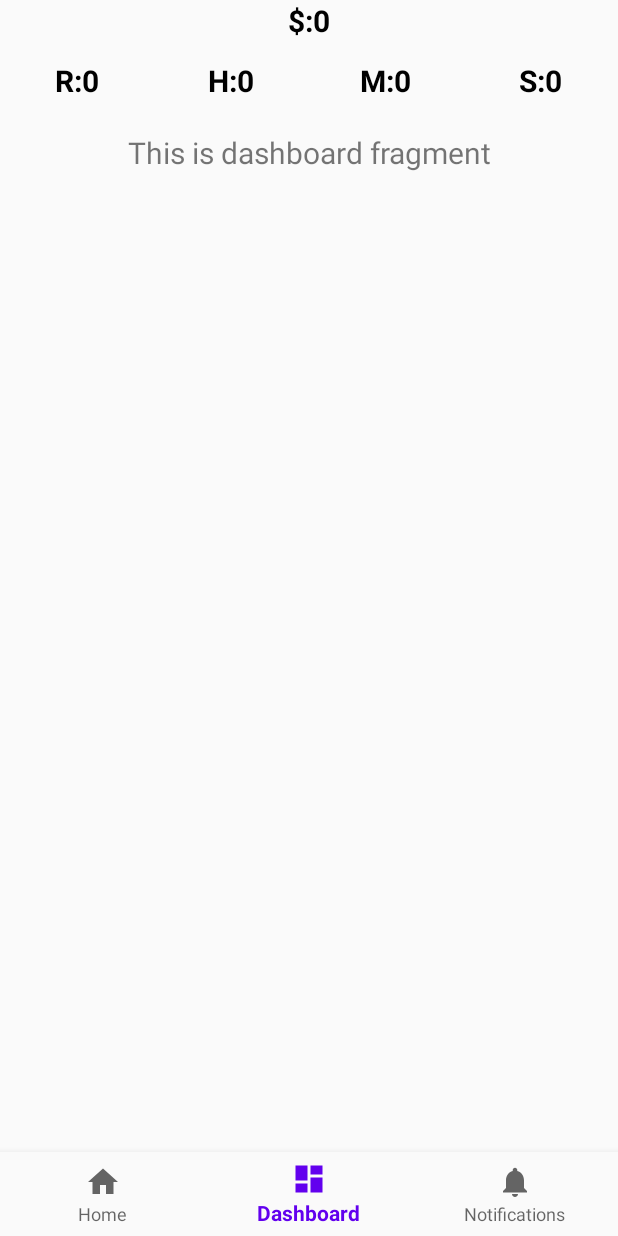
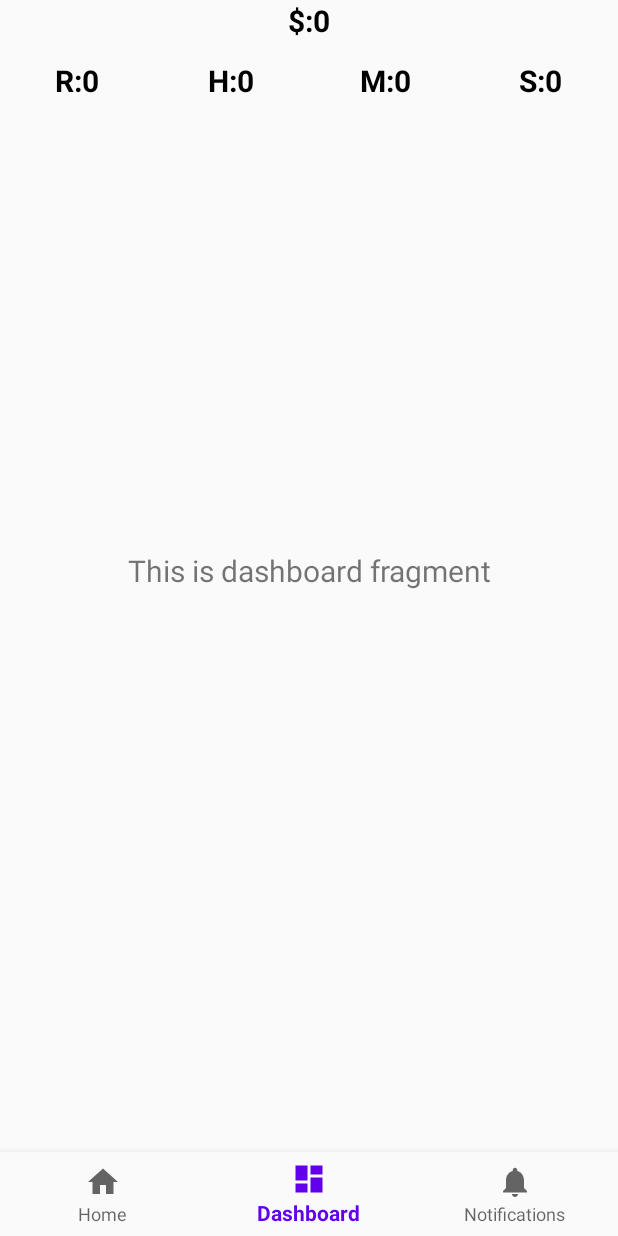
Before and after one commit to carmel-hod/Robo_inc, an Android app: the screen it shows after launch (MainActivity), item 2 of the bottom bar chosen, on a phone screen of 412 x 824 dp. Run offline under Robolectric (Android 15) with nearby library versions, the light colour scheme and no system bars; our stand-ins replace navigation-ui.

Commit message:
fully fuctnal no upgrades

```diff
--- a/app/src/main/java/robo/inc/Game_Master.java
+++ b/app/src/main/java/robo/inc/Game_Master.java
@@ -5,11 +5,13 @@ public class Game_Master {
     public int matrials = 0;
     public int scince_points = 0;
     public int robots = 0;
-    public int advertise_points = 0;
+    public double hype = 0;
     public int gathering_rate = 1;
     public int reserch_rate = 1;
     public int manufacture_amount = 1;
     public int manufacture_cost = 2;
+    public int sellage_Amount = 1;
+    public int robot_cost = 1;
 
     static private Game_Master singletone = null;
 
@@ -35,11 +37,25 @@ public class Game_Master {
         return true;
     }
     public boolean advertise() {
-        advertise_points++;
+        hype++;
         return true;
     }
     public boolean reserch() {
         scince_points+=reserch_rate;
         return true;
     }
+
+    public boolean sellRobots() {
+        if(robots == 0 || hype < 1) {
+            return false;
+        }
+        if(robots < sellage_Amount){
+            money += robots * robot_cost;
+            robots = 0;
+            return true;
+        }
+        robots-=sellage_Amount;
+        money += sellage_Amount * robot_cost;
+        return true;
+    }
 }
--- a/app/src/main/java/robo/inc/MainActivity.java
+++ b/app/src/main/java/robo/inc/MainActivity.java
@@ -14,9 +14,12 @@ import androidx.navigation.Navigation;
 import androidx.navigation.ui.AppBarConfiguration;
 import androidx.navigation.ui.NavigationUI;
 
+import java.util.Random;
+
 public class MainActivity extends AppCompatActivity {
 
     private TextView matrials;
+    private Random rd = new Random();
     private TextView robots;
     private TextView hype;
     private TextView sci;
@@ -41,20 +44,17 @@ public class MainActivity extends AppCompatActivity {
                 .build();
         NavController navController = Navigation.findNavController(this, R.id.nav_host_fragment);
         NavigationUI.setupWithNavController(navView, navController);
+
+//      main loop
         final Handler handler = new Handler(Looper.getMainLooper()   );
         handler.postDelayed(
                 new Runnable(){
                     public void run(){
-                        matrials.setText("M:" + Integer.toString(gm.matrials));
-                        robots.setText("R:" + Integer.toString(gm.robots));
-                        money.setText("$:" + Integer.toString(gm.money));
-                        hype.setText("H:" + Integer.toString(gm.advertise_points));
-                        sci.setText("S:" + Integer.toString(gm.scince_points));
-                        robots.setTypeface(null, Typeface.BOLD);
-                        hype.setTypeface(null, Typeface.BOLD);
-                        money.setTypeface(null, Typeface.BOLD);
-                        sci.setTypeface(null, Typeface.BOLD);
-                        matrials.setTypeface(null, Typeface.BOLD);
+                        gm.sellRobots();
+//                        number of robots sold per 100ms not happy
+                        gm.sellage_Amount = (int) (Math.abs(rd.nextGaussian() * gm.hype * 0.1));
+                        gm.hype=gm.hype*0.99;
+                        updateUI();
                         handler.postDelayed(this, 100);
                     }
                 }, 100);
@@ -62,6 +62,18 @@ public class MainActivity extends AppCompatActivity {
 
     }
 
+    private void updateUI() {
+        matrials.setText("M:" + Integer.toString(gm.matrials));
+        robots.setText("R:" + Integer.toString(gm.robots));
+        money.setText("$:" + Integer.toString(gm.money));
+        hype.setText("H:" + Integer.toString((int)gm.hype));
+        sci.setText("S:" + Integer.toString(gm.scince_points));
+        robots.setTypeface(null, Typeface.BOLD);
+        hype.setTypeface(null, Typeface.BOLD);
+        money.setTypeface(null, Typeface.BOLD);
+        sci.setTypeface(null, Typeface.BOLD);
+        matrials.setTypeface(null, Typeface.BOLD);
+    }
 
 
 }
--- a/app/src/main/res/layout/activity_main.xml
+++ b/app/src/main/res/layout/activity_main.xml
@@ -67,7 +67,7 @@
             android:id="@+id/nav_host_fragment"
             android:name="androidx.navigation.fragment.NavHostFragment"
             android:layout_width="match_parent"
-            android:layout_height="wrap_content"
+            android:layout_height="592dp"
             app:defaultNavHost="true"
             app:layout_constraintBottom_toTopOf="@id/nav_view"
             app:layout_constraintHorizontal_bias="1.0"
```
Also changed, not shown: app/src/main/res/layout/fragment_home.xml (+18 -22 lines).
